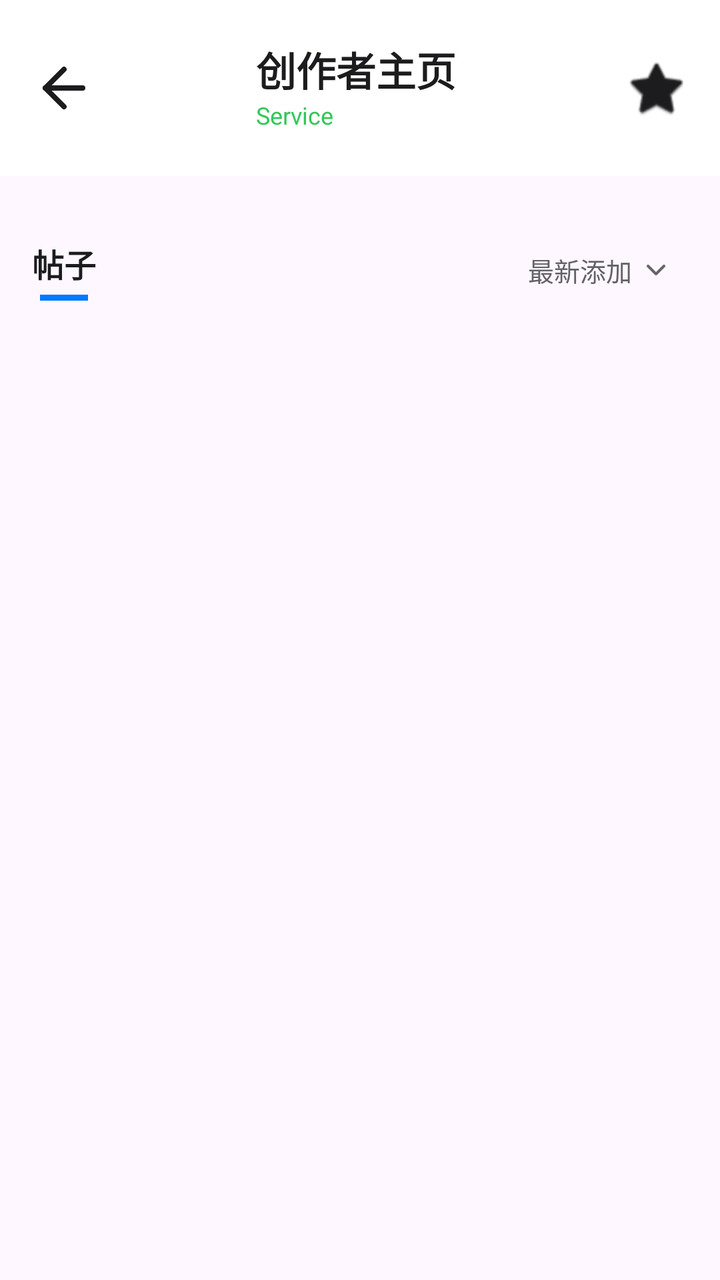
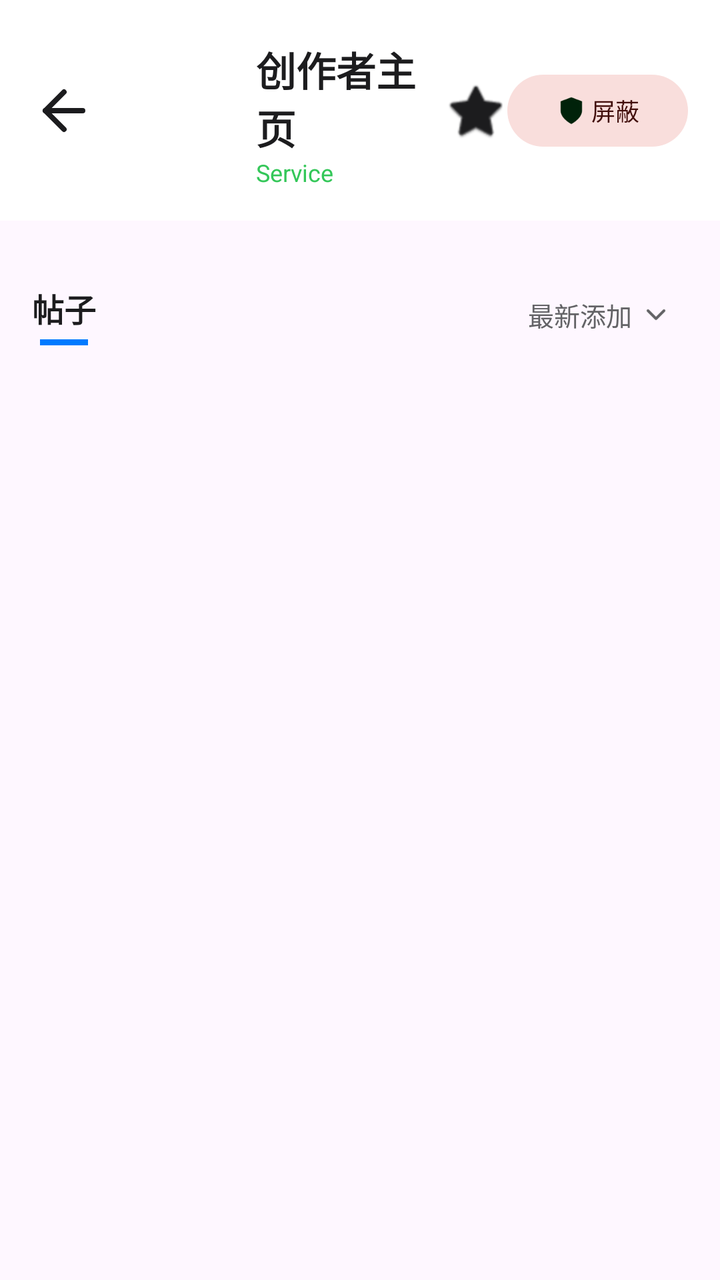

Two renders of the same Android screen: before a commit and after it. Below are the layout's source before the change and the commit's diff.
<!-- AndroidManifest.xml: application theme Theme.Pawchive -->
<!-- res/layout/fragment_creator_profile.xml -->
<?xml version="1.0" encoding="utf-8"?>
<androidx.constraintlayout.widget.ConstraintLayout xmlns:android="http://schemas.android.com/apk/res/android"
    xmlns:app="http://schemas.android.com/apk/res-auto"
    xmlns:tools="http://schemas.android.com/tools"
    android:layout_width="match_parent"
    android:layout_height="match_parent"
    android:background="?android:attr/colorBackground">

    
    <androidx.constraintlayout.widget.ConstraintLayout
        android:id="@+id/header_layout"
        android:layout_width="match_parent"
        android:layout_height="wrap_content"
        android:background="?attr/colorSurface"
        android:padding="16dp"
        app:layout_constraintTop_toTopOf="parent">

        <ImageView
            android:id="@+id/btn_back"
            android:layout_width="32dp"
            android:layout_height="32dp"
            android:src="@drawable/ic_arrow_back"
            android:contentDescription="@string/back"
            app:tint="?attr/colorOnSurface"
            app:layout_constraintStart_toStartOf="parent"
            app:layout_constraintTop_toTopOf="parent"
            app:layout_constraintBottom_toBottomOf="parent" />

        <com.google.android.material.imageview.ShapeableImageView
            android:id="@+id/iv_creator_avatar"
            android:layout_width="56dp"
            android:layout_height="56dp"
            android:scaleType="centerCrop"
            android:layout_marginStart="12dp"
            app:shapeAppearanceOverlay="@style/ShapeAppearance.Pawchive.Thumbnail"
            app:layout_constraintStart_toEndOf="@+id/btn_back"
            app:layout_constraintTop_toTopOf="parent"
            app:layout_constraintBottom_toBottomOf="parent" />

        <TextView
            android:id="@+id/tv_creator_title"
            android:layout_width="0dp"
            android:layout_height="wrap_content"
            android:layout_marginStart="12dp"
            android:textColor="?attr/colorOnSurface"
            android:textSize="20sp"
            android:textStyle="bold"
            android:text="@string/creator_profile"
            app:layout_constraintEnd_toStartOf="@+id/btn_creator_bookmark"
            app:layout_constraintStart_toEndOf="@+id/iv_creator_avatar"
            app:layout_constraintTop_toTopOf="parent"
            android:layout_marginTop="4dp" />

        <TextView
            android:id="@+id/tv_creator_service"
            android:layout_width="wrap_content"
            android:layout_height="wrap_content"
            android:textColor="?attr/colorSecondary"
            android:textSize="12sp"
            android:text="Service"
            app:layout_constraintStart_toStartOf="@+id/tv_creator_title"
            app:layout_constraintTop_toBottomOf="@+id/tv_creator_title" />

        <ImageView
            android:id="@+id/btn_creator_bookmark"
            android:layout_width="32dp"
            android:layout_height="32dp"
            android:src="@android:drawable/btn_star_big_off"
            android:contentDescription="@string/bookmark_creator_description"
            app:tint="?attr/colorOnSurface"
            app:layout_constraintEnd_toEndOf="parent"
            app:layout_constraintTop_toTopOf="parent"
            app:layout_constraintBottom_toBottomOf="parent" />

    </androidx.constraintlayout.widget.ConstraintLayout>

    
    <androidx.core.widget.NestedScrollView
        android:layout_width="match_parent"
        android:layout_height="0dp"
        app:layout_constraintBottom_toBottomOf="parent"
        app:layout_constraintTop_toBottomOf="@+id/header_layout">

        <LinearLayout
            android:layout_width="match_parent"
            android:layout_height="wrap_content"
            android:orientation="vertical">

            
            <TextView
                android:id="@+id/tv_announcements_header"
                android:layout_width="match_parent"
                android:layout_height="wrap_content"
                android:paddingHorizontal="16dp"
                android:paddingTop="16dp"
                android:textColor="?attr/colorPrimary"
                android:textSize="16sp"
                android:textStyle="bold"
                android:text="@string/announcements"
                android:visibility="gone" />

            <LinearLayout
                android:id="@+id/layout_announcements"
                android:layout_width="match_parent"
                android:layout_height="wrap_content"
                android:orientation="vertical"
                android:paddingHorizontal="16dp"
                android:paddingTop="8dp" />

            
            <TextView
                android:id="@+id/tv_links_header"
                android:layout_width="match_parent"
                android:layout_height="wrap_content"
                android:paddingHorizontal="16dp"
                android:paddingTop="16dp"
                android:textColor="?attr/colorPrimary"
                android:textSize="16sp"
                android:textStyle="bold"
                android:text="@string/linked_accounts"
                android:visibility="gone" />

            <LinearLayout
                android:id="@+id/layout_links"
                android:layout_width="match_parent"
                android:layout_height="wrap_content"
                android:orientation="vertical"
                android:paddingHorizontal="16dp"
                android:paddingTop="8dp" />

            
            <LinearLayout
                android:layout_width="match_parent"
                android:layout_height="wrap_content"
                android:orientation="horizontal"
                android:gravity="center_vertical"
                android:paddingHorizontal="16dp"
                android:paddingTop="16dp">

                
                <LinearLayout
                    android:layout_width="wrap_content"
                    android:layout_height="wrap_content"
                    android:orientation="vertical"
                    android:gravity="center_horizontal">

                    <TextView
                        android:layout_width="wrap_content"
                        android:layout_height="wrap_content"
                        android:textColor="?attr/colorOnSurface"
                        android:textSize="16sp"
                        android:textStyle="bold"
                        android:text="@string/posts" />

                    <View
                        android:layout_width="24dp"
                        android:layout_height="3dp"
                        android:layout_marginTop="4dp"
                        android:background="?attr/colorPrimary" />
                </LinearLayout>

                <View
                    android:layout_width="0dp"
                    android:layout_height="0dp"
                    android:layout_weight="1" />

                
                <TextView
                    android:id="@+id/btn_sort"
                    android:layout_width="wrap_content"
                    android:layout_height="wrap_content"
                    android:gravity="center_vertical"
                    android:paddingHorizontal="8dp"
                    android:paddingVertical="4dp"
                    android:text="@string/sort_newest_added"
                    android:textColor="?attr/colorOnSurfaceVariant"
                    android:textSize="13sp"
                    android:background="?attr/selectableItemBackground"
                    android:clickable="true"
                    android:focusable="true"
                    app:drawableEndCompat="@drawable/ic_chevron_down"
                    app:drawableTint="?attr/colorOnSurfaceVariant"
                    android:drawablePadding="4dp" />
            </LinearLayout>

            <androidx.recyclerview.widget.RecyclerView
                android:id="@+id/rv_creator_posts"
                android:layout_width="match_parent"
                android:layout_height="wrap_content"
                android:clipToPadding="false"
                android:padding="8dp"
                android:nestedScrollingEnabled="false" />

            
            <com.google.android.material.button.MaterialButton
                android:id="@+id/btn_load_more"
                android:layout_width="match_parent"
                android:layout_height="wrap_content"
                android:layout_marginHorizontal="16dp"
                android:layout_marginVertical="8dp"
                android:text="@string/load_more"
                android:visibility="gone"
                app:cornerRadius="12dp" />

        </LinearLayout>
    </androidx.core.widget.NestedScrollView>

    <ProgressBar
        android:id="@+id/progress_bar"
        android:layout_width="wrap_content"
        android:layout_height="wrap_content"
        android:visibility="gone"
        app:layout_constraintBottom_toBottomOf="parent"
        app:layout_constraintEnd_toEndOf="parent"
        app:layout_constraintStart_toStartOf="parent"
        app:layout_constraintTop_toBottomOf="@+id/header_layout" />

</androidx.constraintlayout.widget.ConstraintLayout>
<!-- resources referenced by this layout -->
<resources>
  <!-- drawable ic_arrow_back (drawable) -->
  <?xml version="1.0" encoding="utf-8"?>
  <vector xmlns:android="http://schemas.android.com/apk/res/android"
      android:width="24dp"
      android:height="24dp"
      android:viewportWidth="24"
      android:viewportHeight="24">
      <path
          android:fillColor="@android:color/transparent"
          android:strokeColor="?attr/colorControlNormal"
          android:strokeWidth="2"
          android:strokeLineCap="round"
          android:strokeLineJoin="round"
          android:pathData="m12 19-7-7 7-7" />
      <path
          android:fillColor="@android:color/transparent"
          android:strokeColor="?attr/colorControlNormal"
          android:strokeWidth="2"
          android:strokeLineCap="round"
          android:strokeLineJoin="round"
          android:pathData="M19 12H5" />
  </vector>
  <!-- drawable ic_chevron_down (drawable) -->
  <?xml version="1.0" encoding="utf-8"?>
  <vector xmlns:android="http://schemas.android.com/apk/res/android"
      android:width="16dp"
      android:height="16dp"
      android:viewportWidth="24"
      android:viewportHeight="24">
      <path
          android:fillColor="@android:color/transparent"
          android:strokeColor="?attr/colorControlNormal"
          android:strokeWidth="2"
          android:strokeLineCap="round"
          android:strokeLineJoin="round"
          android:pathData="m6 9 6 6 6-6" />
  </vector>
  <string name="announcements">公告</string>
  <string name="back">返回</string>
  <string name="bookmark_creator_description">收藏此创作者</string>
  <string name="creator_profile">创作者主页</string>
  <string name="linked_accounts">关联账号</string>
  <string name="load_more">加载更多</string>
  <string name="posts">帖子</string>
  <string name="sort_newest_added">最新添加</string>
  <style name="ShapeAppearance.Pawchive.Thumbnail" parent="">
          <item name="cornerFamily">rounded</item>
          <item name="cornerSize">10dp</item>
      </style>
  <color name="white">#FFFFFFFF</color>
  <color name="card_light">#FFFFFF</color>
  <color name="text_primary_light">#1C1C1E</color>
  <color name="bg_light">#F2F2F7</color>
  <color name="text_secondary_light">#636366</color>
  <color name="divider_light">#E5E5EA</color>
  <color name="text_muted_light">#8E8E93</color>
  <color name="primary">#8A2BE2</color>
  <!-- unchanged entries left out for length: 1 -->
</resources>

<!-- the commit's change to res/layout/fragment_creator_profile.xml (unified diff, before → after) -->
@@ -68,6 +68,26 @@
             android:src="@android:drawable/btn_star_big_off"
             android:contentDescription="@string/bookmark_creator_description"
             app:tint="?attr/colorOnSurface"
+            app:layout_constraintEnd_toStartOf="@+id/btn_block_creator"
+            app:layout_constraintTop_toTopOf="parent"
+            app:layout_constraintBottom_toBottomOf="parent" />
+
+        <com.google.android.material.button.MaterialButton
+            android:id="@+id/btn_block_creator"
+            style="@style/Widget.Material3.Button.TonalButton"
+            android:layout_width="wrap_content"
+            android:layout_height="36dp"
+            android:text="@string/block_creator"
+            android:textSize="12sp"
+            android:minWidth="0dp"
+            android:insetTop="0dp"
+            android:insetBottom="0dp"
+            app:icon="@drawable/ic_shield"
+            app:iconGravity="textStart"
+            app:iconSize="16dp"
+            app:iconPadding="2dp"
+            app:backgroundTint="?attr/colorErrorContainer"
+            android:textColor="?attr/colorOnErrorContainer"
             app:layout_constraintEnd_toEndOf="parent"
             app:layout_constraintTop_toTopOf="parent"
             app:layout_constraintBottom_toBottomOf="parent" />
<!-- resource entries referenced after the edit -->
@@ -37,8 +37,19 @@
           android:strokeLineJoin="round"
           android:pathData="m6 9 6 6 6-6" />
   </vector>
+  <!-- drawable ic_shield (drawable) -->
+  <vector xmlns:android="http://schemas.android.com/apk/res/android"
+      android:width="24dp"
+      android:height="24dp"
+      android:viewportWidth="24"
+      android:viewportHeight="24">
+      <path
+          android:fillColor="#000000"
+          android:pathData="M12,22s8,-4 8,-10V5l-8,-3 -8,3v7c0,6 8,10 8,10z" />
+  </vector>
   <string name="announcements">公告</string>
   <string name="back">返回</string>
+  <string name="block_creator">屏蔽</string>
   <string name="bookmark_creator_description">收藏此创作者</string>
   <string name="creator_profile">创作者主页</string>
   <string name="linked_accounts">关联账号</string>
